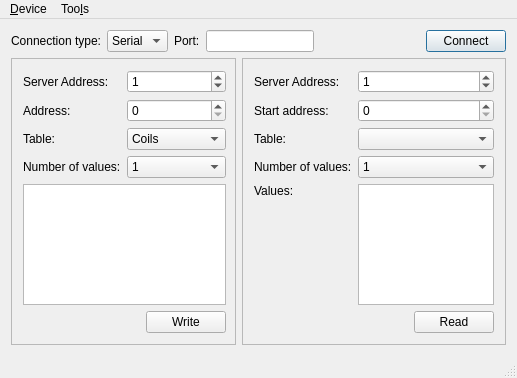
qt/qtserialbus, file examples/serialbus/modbus/master/mainwindow.ui: the form before one commit.
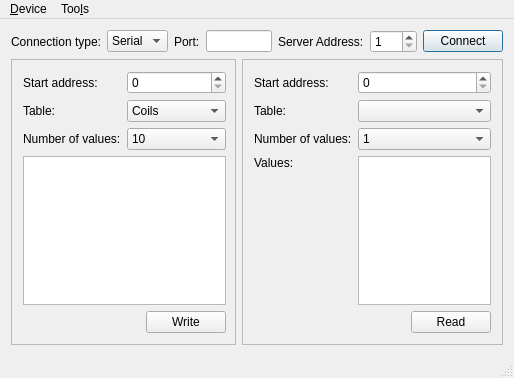
The form after the commit. Icons and pictures are not drawn.

```diff
--- a/examples/serialbus/modbus/master/mainwindow.ui
+++ b/examples/serialbus/modbus/master/mainwindow.ui
@@ -6,7 +6,7 @@
    <rect>
     <x>0</x>
     <y>0</y>
-    <width>517</width>
+    <width>514</width>
     <height>378</height>
    </rect>
   </property>
@@ -20,13 +20,70 @@
    <string>Modbus Master Example</string>
   </property>
   <widget class="QWidget" name="centralWidget">
-   <layout class="QVBoxLayout" name="verticalLayout">
-    <item>
+   <layout class="QGridLayout" name="gridLayout_4">
+    <item row="0" column="0">
      <layout class="QGridLayout" name="gridLayout">
-      <item row="0" column="0">
-       <widget class="QLabel" name="label_111">
+      <item row="0" column="5">
+       <widget class="QLabel" name="label_27">
+        <property name="sizePolicy">
+         <sizepolicy hsizetype="Maximum" vsizetype="Preferred">
+          <horstretch>0</horstretch>
+          <verstretch>0</verstretch>
+         </sizepolicy>
+        </property>
         <property name="text">
-         <string>Connection type:</string>
+         <string>Server Address:</string>
+        </property>
+       </widget>
+      </item>
+      <item row="0" column="7">
+       <widget class="QPushButton" name="connectButton">
+        <property name="sizePolicy">
+         <sizepolicy hsizetype="Maximum" vsizetype="Fixed">
+          <horstretch>0</horstretch>
+          <verstretch>0</verstretch>
+         </sizepolicy>
+        </property>
+        <property name="text">
+         <string>Connect</string>
+        </property>
+        <property name="checkable">
+         <bool>false</bool>
+        </property>
+        <property name="autoDefault">
+         <bool>false</bool>
+        </property>
+        <property name="default">
+         <bool>true</bool>
+        </property>
+       </widget>
+      </item>
+      <item row="0" column="4">
+       <spacer name="horizontalSpacer">
+        <property name="orientation">
+         <enum>Qt::Horizontal</enum>
+        </property>
+        <property name="sizeHint" stdset="0">
+         <size>
+          <width>40</width>
+          <height>20</height>
+         </size>
+        </property>
+       </spacer>
+      </item>
+      <item row="0" column="6">
+       <widget class="QSpinBox" name="serverEdit">
+        <property name="sizePolicy">
+         <sizepolicy hsizetype="Maximum" vsizetype="Fixed">
+          <horstretch>0</horstretch>
+          <verstretch>0</verstretch>
+         </sizepolicy>
+        </property>
+        <property name="minimum">
+         <number>1</number>
+        </property>
+        <property name="maximum">
+         <number>247</number>
         </property>
        </widget>
       </item>
@@ -60,6 +117,13 @@
         </property>
        </widget>
       </item>
+      <item row="0" column="0">
+       <widget class="QLabel" name="label">
+        <property name="text">
+         <string>Connection type:</string>
+        </property>
+       </widget>
+      </item>
       <item row="0" column="3">
        <widget class="QLineEdit" name="portEdit">
         <property name="sizePolicy">
@@ -70,44 +134,9 @@
         </property>
        </widget>
       </item>
-      <item row="0" column="4">
-       <spacer name="horizontalSpacer">
-        <property name="orientation">
-         <enum>Qt::Horizontal</enum>
-        </property>
-        <property name="sizeHint" stdset="0">
-         <size>
-          <width>40</width>
-          <height>20</height>
-         </size>
-        </property>
-       </spacer>
-      </item>
-      <item row="0" column="5">
-       <widget class="QPushButton" name="connectButton">
-        <property name="sizePolicy">
-         <sizepolicy hsizetype="Maximum" vsizetype="Fixed">
-          <horstretch>0</horstretch>
-          <verstretch>0</verstretch>
-         </sizepolicy>
-        </property>
-        <property name="text">
-         <string>Connect</string>
-        </property>
-        <property name="checkable">
-         <bool>false</bool>
-        </property>
-        <property name="autoDefault">
-         <bool>false</bool>
-        </property>
-        <property name="default">
-         <bool>true</bool>
-        </property>
-       </widget>
-      </item>
      </layout>
     </item>
-    <item>
+    <item row="1" column="0">
      <layout class="QHBoxLayout" name="horizontalLayout_5" stretch="0,0">
       <item>
        <widget class="QFrame" name="frame">
@@ -129,7 +158,14 @@
          </property>
          <item>
           <layout class="QGridLayout" name="gridLayout_2">
-           <item row="5" column="1">
+           <item row="0" column="0">
+            <widget class="QLabel" name="label_7">
+             <property name="text">
+              <string>Start address:</string>
+             </property>
+            </widget>
+           </item>
+           <item row="4" column="1">
             <layout class="QHBoxLayout" name="horizontalLayout_2">
              <item>
               <spacer name="horizontalSpacer_3">
@@ -153,29 +189,7 @@
              </item>
             </layout>
            </item>
-           <item row="0" column="1">
-            <widget class="QSpinBox" name="writeServer">
-             <property name="readOnly">
-              <bool>false</bool>
-             </property>
-             <property name="specialValueText">
-              <string>broadcast</string>
-             </property>
-             <property name="accelerated">
-              <bool>true</bool>
-             </property>
-             <property name="minimum">
-              <number>0</number>
-             </property>
-             <property name="maximum">
-              <number>255</number>
-             </property>
-             <property name="value">
-              <number>1</number>
-             </property>
-            </widget>
-           </item>
-           <item row="3" column="0">
+           <item row="2" column="0">
             <widget class="QLabel" name="label_8">
              <property name="text">
               <string>Number of values:</string>
@@ -183,27 +197,13 @@
             </widget>
            </item>
            <item row="1" column="0">
-            <widget class="QLabel" name="label_7">
-             <property name="text">
-              <string>Address:</string>
-             </property>
-            </widget>
-           </item>
-           <item row="1" column="1">
-            <widget class="QSpinBox" name="writeAddress">
-             <property name="maximum">
-              <number>9</number>
-             </property>
-            </widget>
-           </item>
-           <item row="2" column="0">
             <widget class="QLabel" name="label_6">
              <property name="text">
               <string>Table:</string>
              </property>
             </widget>
            </item>
-           <item row="2" column="1">
+           <item row="1" column="1">
             <widget class="QComboBox" name="writeTable">
              <item>
               <property name="text">
@@ -217,18 +217,18 @@
              </item>
             </widget>
            </item>
-           <item row="0" column="0">
-            <widget class="QLabel" name="label_10">
-             <property name="text">
-              <string>Server Address:</string>
+           <item row="0" column="1">
+            <widget class="QSpinBox" name="writeAddress">
+             <property name="maximum">
+              <number>9</number>
              </property>
             </widget>
            </item>
-           <item row="4" column="0" colspan="2">
-            <widget class="QTableView" name="writeValueTable"/>
-           </item>
-           <item row="3" column="1">
+           <item row="2" column="1">
             <widget class="QComboBox" name="writeSize">
+             <property name="currentIndex">
+              <number>9</number>
+             </property>
              <item>
               <property name="text">
                <string>1</string>
@@ -281,6 +281,31 @@
              </item>
             </widget>
            </item>
+           <item row="3" column="0" colspan="2">
+            <widget class="QTreeView" name="writeValueTable">
+             <property name="showDropIndicator" stdset="0">
+              <bool>true</bool>
+             </property>
+             <property name="alternatingRowColors">
+              <bool>true</bool>
+             </property>
+             <property name="rootIsDecorated">
+              <bool>false</bool>
+             </property>
+             <property name="uniformRowHeights">
+              <bool>true</bool>
+             </property>
+             <property name="itemsExpandable">
+              <bool>false</bool>
+             </property>
+             <property name="expandsOnDoubleClick">
+              <bool>false</bool>
+             </property>
+             <attribute name="headerVisible">
+              <bool>true</bool>
+             </attribute>
+            </widget>
+           </item>
           </layout>
          </item>
         </layout>
@@ -303,151 +328,14 @@
         <layout class="QHBoxLayout" name="horizontalLayout_4">
          <item>
           <layout class="QGridLayout" name="gridLayout_3">
-           <item row="3" column="1">
-            <widget class="QComboBox" name="readSize">
-             <item>
-              <property name="text">
-               <string>1</string>
-              </property>
-             </item>
-             <item>
-              <property name="text">
-               <string>2</string>
-              </property>
-             </item>
-             <item>
-              <property name="text">
-               <string>3</string>
-              </property>
-             </item>
-             <item>
-              <property name="text">
-               <string>4</string>
-              </property>
-             </item>
-             <item>
-              <property name="text">
-               <string>5</string>
-              </property>
-             </item>
-             <item>
-              <property name="text">
-               <string>6</string>
-              </property>
-             </item>
-             <item>
-              <property name="text">
-               <string>7</string>
-              </property>
-             </item>
-             <item>
-              <property name="text">
-               <string>8</string>
-              </property>
-             </item>
-             <item>
-              <property name="text">
-               <string>9</string>
-              </property>
-             </item>
-             <item>
-              <property name="text">
-               <string>10</string>
-              </property>
-             </item>
-            </widget>
-           </item>
-           <item row="6" column="1">
-            <layout class="QHBoxLayout" name="horizontalLayout">
-             <item>
-              <spacer name="horizontalSpacer_2">
-               <property name="orientation">
-                <enum>Qt::Horizontal</enum>
-               </property>
-               <property name="sizeHint" stdset="0">
-                <size>
-                 <width>40</width>
-                 <height>20</height>
-                </size>
-               </property>
-              </spacer>
-             </item>
-             <item>
-              <widget class="QPushButton" name="readButton">
-               <property name="sizePolicy">
-                <sizepolicy hsizetype="Maximum" vsizetype="Fixed">
-                 <horstretch>0</horstretch>
-                 <verstretch>0</verstretch>
-                </sizepolicy>
-               </property>
-               <property name="text">
-                <string>Read</string>
-               </property>
-              </widget>
-             </item>
-            </layout>
-           </item>
-           <item row="1" column="1">
-            <widget class="QSpinBox" name="readAddress">
-             <property name="maximum">
-              <number>9</number>
-             </property>
-            </widget>
-           </item>
-           <item row="0" column="0">
-            <widget class="QLabel" name="label_11">
-             <property name="text">
-              <string>Server Address:</string>
-             </property>
-            </widget>
-           </item>
-           <item row="2" column="1">
-            <widget class="QComboBox" name="readTable"/>
-           </item>
-           <item row="1" column="0">
-            <widget class="QLabel" name="label_4">
-             <property name="text">
-              <string>Start address:</string>
-             </property>
-            </widget>
-           </item>
-           <item row="0" column="1">
-            <widget class="QSpinBox" name="readServer">
-             <property name="readOnly">
-              <bool>false</bool>
-             </property>
-             <property name="specialValueText">
-              <string>broadcast</string>
-             </property>
-             <property name="accelerated">
-              <bool>true</bool>
-             </property>
-             <property name="minimum">
-              <number>0</number>
-             </property>
-             <property name="maximum">
-              <number>255</number>
-             </property>
-             <property name="value">
-              <number>1</number>
-             </property>
-            </widget>
-           </item>
-           <item row="4" column="0">
+           <item row="3" column="0">
             <widget class="QLabel" name="label_9">
              <property name="text">
               <string>Values:</string>
              </property>
             </widget>
            </item>
-           <item row="3" column="0">
-            <widget class="QLabel" name="label_5">
-             <property name="text">
-              <string>Number of values:</string>
-             </property>
-            </widget>
-           </item>
-           <item row="5" column="0">
+           <item row="4" column="0">
             <spacer name="verticalSpacer_2">
              <property name="orientation">
               <enum>Qt::Vertical</enum>
@@ -460,16 +348,124 @@
              </property>
             </spacer>
            </item>
-           <item row="4" column="1" rowspan="2">
+           <item row="2" column="0">
+            <widget class="QLabel" name="label_5">
+             <property name="text">
+              <string>Number of values:</string>
+             </property>
+            </widget>
+           </item>
+           <item row="3" column="1" rowspan="2">
             <widget class="QListWidget" name="readValue"/>
            </item>
-           <item row="2" column="0">
+           <item row="1" column="0">
             <widget class="QLabel" name="label_3">
              <property name="text">
               <string>Table:</string>
              </property>
             </widget>
            </item>
+           <item row="1" column="1">
+            <widget class="QComboBox" name="readTable"/>
+           </item>
+           <item row="0" column="1">
+            <widget class="QSpinBox" name="readAddress">
+             <property name="maximum">
+              <number>9</number>
+             </property>
+            </widget>
+           </item>
+           <item row="0" column="0">
+            <widget class="QLabel" name="label_4">
+             <property name="text">
+              <string>Start address:</string>
+             </property>
+            </widget>
+           </item>
+           <item row="2" column="1">
+            <widget class="QComboBox" name="readSize">
+             <item>
+              <property name="text">
+               <string>1</string>
+              </property>
+             </item>
+             <item>
+              <property name="text">
+               <string>2</string>
+              </property>
+             </item>
+             <item>
+              <property name="text">
+               <string>3</string>
+              </property>
+             </item>
+             <item>
+              <property name="text">
+               <string>4</string>
+              </property>
+             </item>
+             <item>
+              <property name="text">
+               <string>5</string>
+              </property>
+             </item>
+             <item>
+              <property name="text">
+               <string>6</string>
+              </property>
+             </item>
+             <item>
+              <property name="text">
+               <string>7</string>
+              </property>
+             </item>
+             <item>
+              <property name="text">
+               <string>8</string>
+              </property>
+             </item>
+             <item>
+              <property name="text">
+               <string>9</string>
+              </property>
+             </item>
+             <item>
+              <property name="text">
+               <string>10</string>
+              </property>
+             </item>
+            </widget>
+           </item>
+           <item row="5" column="1">
+            <layout class="QHBoxLayout" name="horizontalLayout">
+             <item>
+              <spacer name="horizontalSpacer_2">
+               <property name="orientation">
+                <enum>Qt::Horizontal</enum>
+               </property>
+               <property name="sizeHint" stdset="0">
+                <size>
+                 <width>40</width>
+                 <height>20</height>
+                </size>
+               </property>
+              </spacer>
+             </item>
+             <item>
+              <widget class="QPushButton" name="readButton">
+               <property name="sizePolicy">
+                <sizepolicy hsizetype="Maximum" vsizetype="Fixed">
+                 <horstretch>0</horstretch>
+                 <verstretch>0</verstretch>
+                </sizepolicy>
+               </property>
+               <property name="text">
+                <string>Read</string>
+               </property>
+              </widget>
+             </item>
+            </layout>
+           </item>
           </layout>
          </item>
         </layout>
@@ -485,7 +481,7 @@
     <rect>
      <x>0</x>
      <y>0</y>
-     <width>517</width>
+     <width>514</width>
      <height>21</height>
     </rect>
    </property>
```
Left out of the diff: 19 changed lines with no effect on the pictures.
